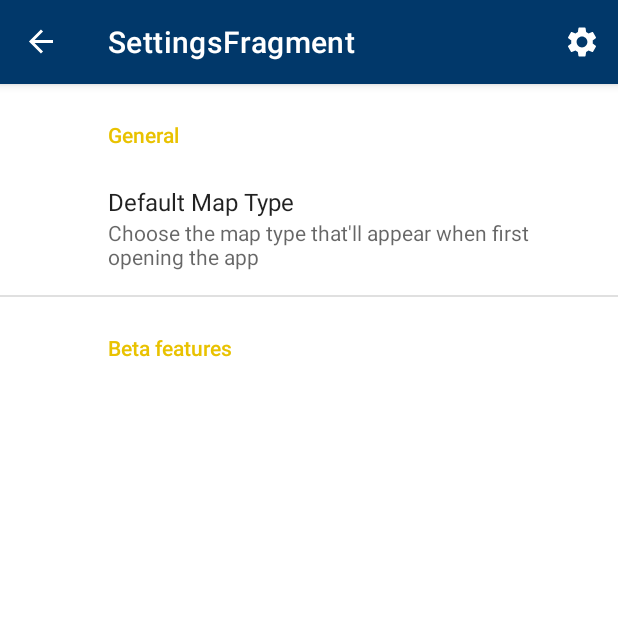
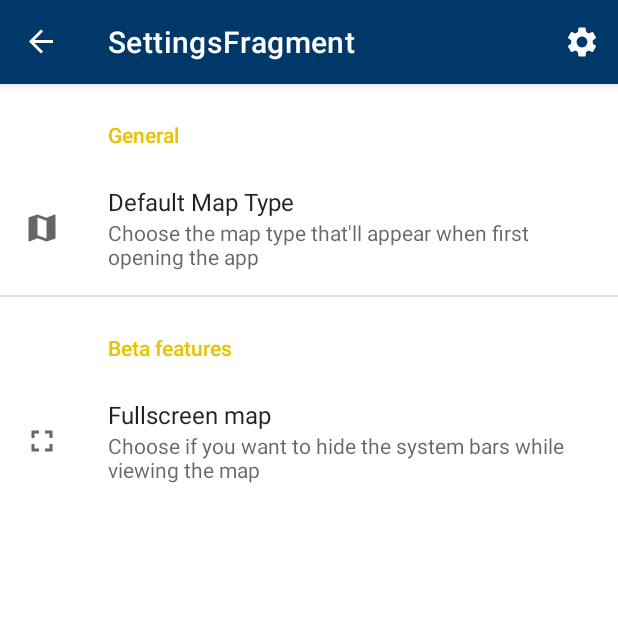
Before and after one commit to olearyj/NYS-Canal-Guide, an Android app: the SettingsFragment screen opened through its navigation route, on a phone screen of 412 x 824 dp, the top half of it. Run offline under Robolectric (Android 15) with nearby library versions, the phone set to English and light mode, and no system bars; our stand-ins replace Dagger/Hilt's generated code, androidx.preference, navigation-ui; libraries missing offline, so code that uses them is left out: androidx.hilt, androidx.hilt.lifecycle; 3 statements that could not run were skipped.

Commit message:
added immerse mode preference

```diff
--- a/app/src/main/res/values/arrays.xml
+++ b/app/src/main/res/values/arrays.xml
@@ -15,4 +15,11 @@
         <item>3</item>
     </string-array>
 
+    <string-array name="immerse_mode_options">
+        <item>Off</item>
+        <item>Toggle (tap the map)</item>
+        <item>Always on</item>
+    </string-array>
+
+
 </resources>
--- a/app/src/main/res/xml/preferences.xml
+++ b/app/src/main/res/xml/preferences.xml
@@ -7,10 +7,19 @@
             android:entries="@array/map_type_names"
             android:entryValues="@array/map_type_index"
             android:key="default_map_type_index"
+            android:icon="@drawable/ic_map_24"
             android:summary="Choose the map type that'll appear when first opening the app"
             android:title="Default Map Type"/>
     </PreferenceCategory>
     <PreferenceCategory android:title="Beta features">
 
+        <ListPreference
+            android:defaultValue="1"
+            android:entries="@array/immerse_mode_options"
+            android:entryValues="@array/map_type_index"
+            android:key="immerse_mode"
+            android:icon="@drawable/ic_baseline_fullscreen_24"
+            android:title="Fullscreen map"
+            android:summary="Choose if you want to hide the system bars while viewing the map" />
     </PreferenceCategory>
 </PreferenceScreen>
```
